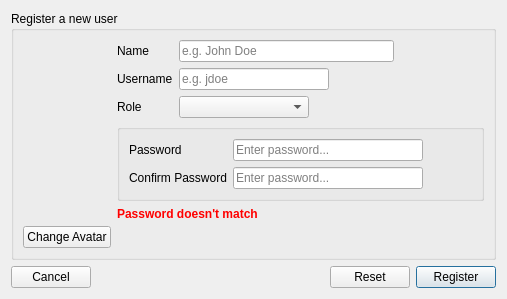
Above: src/ui/register.ui from krivahtoo/stockmanager before the change. Below: the same form after it.
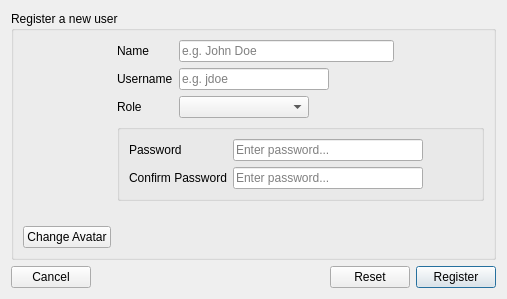
That is the form after the change. Icons and pictures are not drawn.

The edit to the form file:
```diff
--- a/src/ui/register.ui
+++ b/src/ui/register.ui
@@ -174,11 +174,7 @@
         <item row="4" column="0" colspan="2">
          <widget class="QLabel" name="lblError">
           <property name="text">
-           <string>&lt;!DOCTYPE HTML PUBLIC &quot;-//W3C//DTD HTML 4.0//EN&quot; &quot;http://www.w3.org/TR/REC-html40/strict.dtd&quot;&gt;
-&lt;html&gt;&lt;head&gt;&lt;meta name=&quot;qrichtext&quot; content=&quot;1&quot; /&gt;&lt;style type=&quot;text/css&quot;&gt;
-p, li { white-space: pre-wrap; }
-&lt;/style&gt;&lt;/head&gt;&lt;body style=&quot; font-family:'JetBrainsMono Nerd Font'; font-size:9pt; font-weight:400; font-style:normal;&quot;&gt;
-&lt;p style=&quot; margin-top:0px; margin-bottom:0px; margin-left:0px; margin-right:0px; -qt-block-indent:0; text-indent:0px;&quot;&gt;&lt;span style=&quot; font-weight:600; color:#ff0000;&quot;&gt;Password doesn't match&lt;/span&gt;&lt;/p&gt;&lt;/body&gt;&lt;/html&gt;</string>
+           <string/>
           </property>
          </widget>
         </item>
```
Left out of the diff: 15 changed lines with no effect on the pictures.
